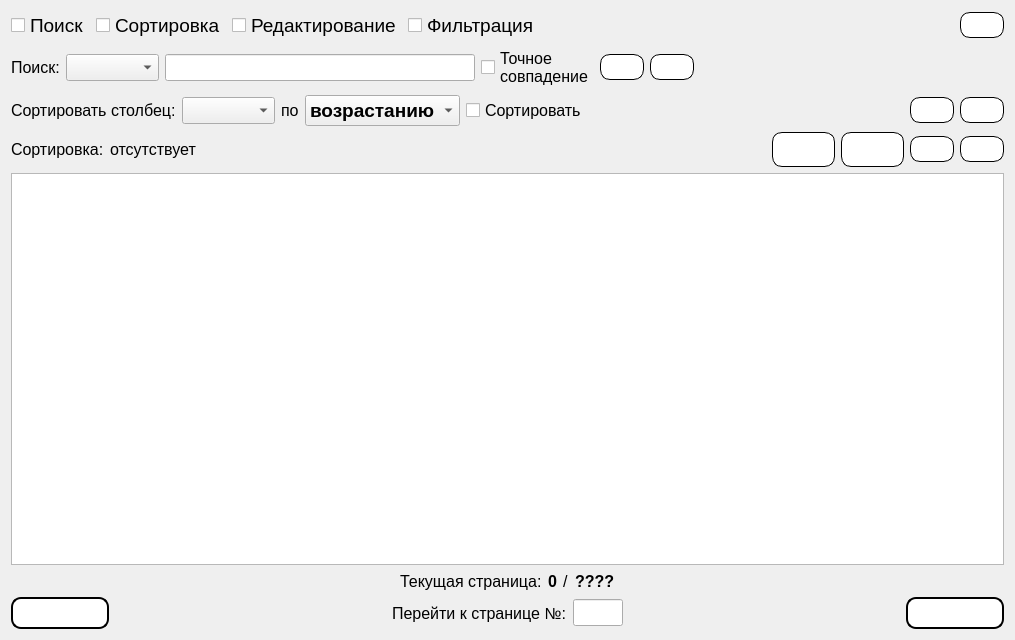
This is Gui/TabWidgets/Admin/users.ui in MyEdit/Casino_Client as Qt 5 draws it before an edit. The edited form follows.
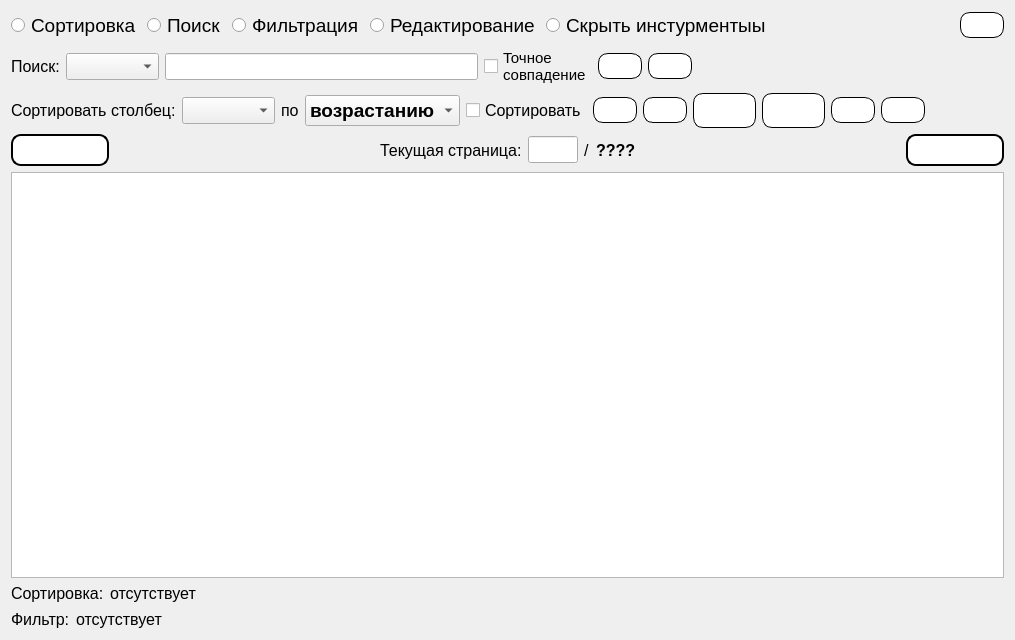
This is the edited form. Icons and pictures are not drawn.

```diff
--- a/Gui/TabWidgets/Admin/users.ui
+++ b/Gui/TabWidgets/Admin/users.ui
@@ -17,20 +17,7 @@
    <item>
     <layout class="QHBoxLayout" name="horizontalLayout_2">
      <item>
-      <widget class="QCheckBox" name="checkBox_Search">
-       <property name="font">
-        <font>
-         <family>Segoe UI</family>
-         <pointsize>14</pointsize>
-        </font>
-       </property>
-       <property name="text">
-        <string>Поиск</string>
-       </property>
-      </widget>
-     </item>
-     <item>
-      <widget class="QCheckBox" name="checkBox_Sorting">
+      <widget class="QRadioButton" name="radioButton_Sorting">
        <property name="font">
         <font>
          <family>Segoe UI</family>
@@ -43,7 +30,7 @@
       </widget>
      </item>
      <item>
-      <widget class="QCheckBox" name="checkBox_Editing">
+      <widget class="QRadioButton" name="radioButton_Search">
        <property name="font">
         <font>
          <family>Segoe UI</family>
@@ -51,12 +38,12 @@
         </font>
        </property>
        <property name="text">
-        <string>Редактирование</string>
+        <string>Поиск</string>
        </property>
       </widget>
      </item>
      <item>
-      <widget class="QCheckBox" name="checkBox_Filtr">
+      <widget class="QRadioButton" name="radioButton_Filtr">
        <property name="font">
         <font>
          <family>Segoe UI</family>
@@ -68,6 +55,32 @@
        </property>
       </widget>
      </item>
+     <item>
+      <widget class="QRadioButton" name="radioButton_Editing">
+       <property name="font">
+        <font>
+         <family>Segoe UI</family>
+         <pointsize>14</pointsize>
+        </font>
+       </property>
+       <property name="text">
+        <string>Редактирование</string>
+       </property>
+      </widget>
+     </item>
+     <item>
+      <widget class="QRadioButton" name="radioButton">
+       <property name="font">
+        <font>
+         <family>Segoe UI</family>
+         <pointsize>14</pointsize>
+        </font>
+       </property>
+       <property name="text">
+        <string>Скрыть инстурментыы</string>
+       </property>
+      </widget>
+     </item>
      <item>
       <spacer name="horizontalSpacer_2">
        <property name="orientation">
@@ -160,7 +173,7 @@
        <property name="font">
         <font>
          <family>Segoe UI</family>
-         <pointsize>12</pointsize>
+         <pointsize>11</pointsize>
         </font>
        </property>
        <property name="text">
@@ -341,19 +354,6 @@
        </property>
       </widget>
      </item>
-     <item>
-      <spacer name="horizontalSpacer_13">
-       <property name="orientation">
-        <enum>Qt::Horizontal</enum>
-       </property>
-       <property name="sizeHint" stdset="0">
-        <size>
-         <width>0</width>
-         <height>0</height>
-        </size>
-       </property>
-      </spacer>
-     </item>
      <item>
       <widget class="QPushButton" name="addFilter">
        <property name="styleSheet">
@@ -383,8 +383,8 @@
        </property>
        <property name="iconSize">
         <size>
-         <width>24</width>
-         <height>24</height>
+         <width>32</width>
+         <height>32</height>
         </size>
        </property>
       </widget>
@@ -418,66 +418,11 @@
        </property>
        <property name="iconSize">
         <size>
-         <width>24</width>
-         <height>24</height>
+         <width>32</width>
+         <height>32</height>
         </size>
        </property>
       </widget>
-     </item>
-    </layout>
-   </item>
-   <item>
-    <layout class="QHBoxLayout" name="horizontalLayout">
-     <item>
-      <widget class="QLabel" name="label_7">
-       <property name="sizePolicy">
-        <sizepolicy hsizetype="Fixed" vsizetype="Preferred">
-         <horstretch>0</horstretch>
-         <verstretch>0</verstretch>
-        </sizepolicy>
-       </property>
-       <property name="font">
-        <font>
-         <family>Segoe UI</family>
-         <pointsize>12</pointsize>
-        </font>
-       </property>
-       <property name="text">
-        <string>Сортировка:</string>
-       </property>
-      </widget>
-     </item>
-     <item>
-      <widget class="QLabel" name="labelWhatKindSorting">
-       <property name="sizePolicy">
-        <sizepolicy hsizetype="Fixed" vsizetype="Preferred">
-         <horstretch>0</horstretch>
-         <verstretch>0</verstretch>
-        </sizepolicy>
-       </property>
-       <property name="font">
-        <font>
-         <family>Segoe UI</family>
-         <pointsize>12</pointsize>
-        </font>
-       </property>
-       <property name="text">
-        <string>отсутствует</string>
-       </property>
-      </widget>
-     </item>
-     <item>
-      <spacer name="horizontalSpacer">
-       <property name="orientation">
-        <enum>Qt::Horizontal</enum>
-       </property>
-       <property name="sizeHint" stdset="0">
-        <size>
-         <width>0</width>
-         <height>0</height>
-        </size>
-       </property>
-      </spacer>
      </item>
      <item>
       <widget class="QPushButton" name="addUser">
@@ -565,6 +510,38 @@
        </property>
       </widget>
      </item>
+     <item>
+      <widget class="QPushButton" name="addBun">
+       <property name="styleSheet">
+        <string notr="true">QPushButton {
+    background-color: white;
+    border: 1px solid black;
+    border-radius: 10px;
+    padding: 5px;
+    color: black;
+}
+
+QPushButton:hover {
+    background-color: rgb(100, 88, 255);
+	color: white;
+}
+
+QPushButton:pressed {
+	background-color: rgba(220, 60, 190, 255);
+}</string>
+       </property>
+       <property name="icon">
+        <iconset resource="../../../resources.qrc">
+         <normaloff>:/icons/resources/ban.png</normaloff>:/icons/resources/ban.png</iconset>
+       </property>
+       <property name="iconSize">
+        <size>
+         <width>32</width>
+         <height>32</height>
+        </size>
+       </property>
+      </widget>
+     </item>
      <item>
       <widget class="QPushButton" name="deleteUser">
        <property name="styleSheet">
@@ -601,129 +578,14 @@
       </widget>
      </item>
      <item>
-      <widget class="QPushButton" name="addBun">
-       <property name="styleSheet">
-        <string notr="true">QPushButton {
-    background-color: white;
-    border: 1px solid black;
-    border-radius: 10px;
-    padding: 5px;
-    color: black;
-}
-
-QPushButton:hover {
-    background-color: rgb(100, 88, 255);
-	color: white;
-}
-
-QPushButton:pressed {
-	background-color: rgba(220, 60, 190, 255);
-}</string>
-       </property>
-       <property name="icon">
-        <iconset resource="../../../resources.qrc">
-         <normaloff>:/icons/resources/ban.png</normaloff>:/icons/resources/ban.png</iconset>
-       </property>
-       <property name="iconSize">
-        <size>
-         <width>32</width>
-         <height>32</height>
-        </size>
-       </property>
-      </widget>
-     </item>
-    </layout>
-   </item>
-   <item>
-    <widget class="QTableView" name="tableView">
-     <property name="font">
-      <font>
-       <family>Segoe UI</family>
-       <pointsize>10</pointsize>
-      </font>
-     </property>
-    </widget>
-   </item>
-   <item>
-    <layout class="QHBoxLayout" name="horizontalLayout_6">
-     <item>
-      <spacer name="horizontalSpacer_9">
+      <spacer name="horizontalSpacer_13">
        <property name="orientation">
         <enum>Qt::Horizontal</enum>
        </property>
        <property name="sizeHint" stdset="0">
         <size>
-         <width>40</width>
-         <height>20</height>
-        </size>
-       </property>
-      </spacer>
-     </item>
-     <item>
-      <widget class="QLabel" name="label_4">
-       <property name="font">
-        <font>
-         <family>Segoe UI</family>
-         <pointsize>12</pointsize>
-        </font>
-       </property>
-       <property name="text">
-        <string>Текущая страница:</string>
-       </property>
-      </widget>
-     </item>
-     <item>
-      <widget class="QLabel" name="labelCurrentPage">
-       <property name="font">
-        <font>
-         <family>Segoe UI</family>
-         <pointsize>12</pointsize>
-         <weight>75</weight>
-         <bold>true</bold>
-        </font>
-       </property>
-       <property name="text">
-        <string>0</string>
-       </property>
-      </widget>
-     </item>
-     <item>
-      <widget class="QLabel" name="label_5">
-       <property name="font">
-        <font>
-         <family>Segoe UI</family>
-         <pointsize>12</pointsize>
-        </font>
-       </property>
-       <property name="text">
-        <string>/</string>
-       </property>
-      </widget>
-     </item>
-     <item>
-      <widget class="QLabel" name="labelMaxPage">
-       <property name="font">
-        <font>
-         <family>Segoe UI</family>
-         <pointsize>12</pointsize>
-         <weight>75</weight>
-         <bold>true</bold>
-        </font>
-       </property>
-       <property name="text">
-        <string>????</string>
-       </property>
-      </widget>
-     </item>
-     <item>
-      <spacer name="horizontalSpacer_10">
-       <property name="orientation">
-        <enum>Qt::Horizontal</enum>
-       </property>
-       <property name="sizeHint" stdset="0">
-        <size>
-         <width>40</width>
-         <height>20</height>
+         <width>0</width>
+         <height>0</height>
         </size>
        </property>
       </spacer>
@@ -787,7 +649,7 @@
       </spacer>
      </item>
      <item>
-      <widget class="QLabel" name="label_6">
+      <widget class="QLabel" name="label_4">
        <property name="font">
         <font>
          <family>Segoe UI</family>
@@ -795,7 +657,7 @@
         </font>
        </property>
        <property name="text">
-        <string>Перейти к странице №:</string>
+        <string>Текущая страница:</string>
        </property>
       </widget>
      </item>
@@ -811,7 +673,40 @@
         <font>
          <family>Segoe UI</family>
          <pointsize>12</pointsize>
+         <weight>75</weight>
+         <bold>true</bold>
         </font>
+       </property>
+       <property name="alignment">
+        <set>Qt::AlignRight|Qt::AlignTrailing|Qt::AlignVCenter</set>
+       </property>
+      </widget>
+     </item>
+     <item>
+      <widget class="QLabel" name="label_5">
+       <property name="font">
+        <font>
+         <family>Segoe UI</family>
+         <pointsize>12</pointsize>
+        </font>
+       </property>
+       <property name="text">
+        <string>/</string>
+       </property>
+      </widget>
+     </item>
+     <item>
+      <widget class="QLabel" name="labelMaxPage">
+       <property name="font">
+        <font>
+         <family>Segoe UI</family>
+         <pointsize>12</pointsize>
+         <weight>75</weight>
+         <bold>true</bold>
+        </font>
+       </property>
+       <property name="text">
+        <string>????</string>
        </property>
       </widget>
      </item>
@@ -871,6 +766,114 @@
      </item>
     </layout>
    </item>
+   <item>
+    <widget class="QTableView" name="tableView">
+     <property name="font">
+      <font>
+       <family>Segoe UI</family>
+       <pointsize>10</pointsize>
+      </font>
+     </property>
+    </widget>
+   </item>
+   <item>
+    <layout class="QHBoxLayout" name="horizontalLayout">
+     <item>
+      <widget class="QLabel" name="label_7">
+       <property name="sizePolicy">
+        <sizepolicy hsizetype="Fixed" vsizetype="Preferred">
+         <horstretch>0</horstretch>
+         <verstretch>0</verstretch>
+        </sizepolicy>
+       </property>
+       <property name="font">
+        <font>
+         <family>Segoe UI</family>
+         <pointsize>12</pointsize>
+        </font>
+       </property>
+       <property name="text">
+        <string>Сортировка:</string>
+       </property>
+      </widget>
+     </item>
+     <item>
+      <widget class="QLabel" name="labelWhatKindSorting">
+       <property name="sizePolicy">
+        <sizepolicy hsizetype="Fixed" vsizetype="Preferred">
+         <horstretch>0</horstretch>
+         <verstretch>0</verstretch>
+        </sizepolicy>
+       </property>
+       <property name="font">
+        <font>
+         <family>Segoe UI</family>
+         <pointsize>12</pointsize>
+        </font>
+       </property>
+       <property name="text">
+        <string>отсутствует</string>
+       </property>
+      </widget>
+     </item>
+     <item>
+      <spacer name="horizontalSpacer">
+       <property name="orientation">
+        <enum>Qt::Horizontal</enum>
+       </property>
+       <property name="sizeHint" stdset="0">
+        <size>
+         <width>0</width>
+         <height>0</height>
+        </size>
+       </property>
+      </spacer>
+     </item>
+    </layout>
+   </item>
+   <item>
+    <layout class="QHBoxLayout" name="horizontalLayout_3">
+     <item>
+      <widget class="QLabel" name="label_9">
+       <property name="font">
+        <font>
+         <family>Segoe UI</family>
+         <pointsize>12</pointsize>
+        </font>
+       </property>
+       <property name="text">
+        <string>Фильтр:</string>
+       </property>
+      </widget>
+     </item>
+     <item>
+      <widget class="QLabel" name="labelWhatKindFilter">
+       <property name="font">
+        <font>
+         <family>Segoe UI</family>
+         <pointsize>12</pointsize>
+        </font>
+       </property>
+       <property name="text">
+        <string>отсутствует</string>
+       </property>
+      </widget>
+     </item>
+     <item>
+      <spacer name="horizontalSpacer_3">
+       <property name="orientation">
+        <enum>Qt::Horizontal</enum>
+       </property>
+       <property name="sizeHint" stdset="0">
+        <size>
+         <width>40</width>
+         <height>20</height>
+        </size>
+       </property>
+      </spacer>
+     </item>
+    </layout>
+   </item>
   </layout>
  </widget>
  <resources>
```
Left out of the diff: 2 changed lines with no effect on the pictures.
